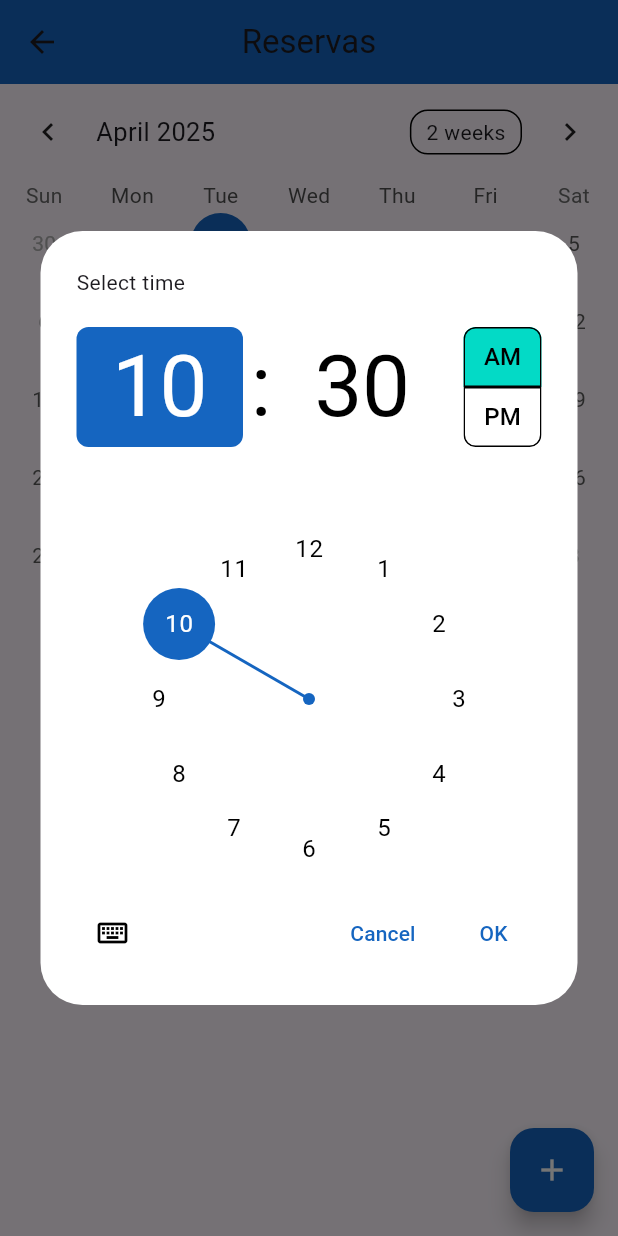
After one commit to CiclosX/AutoPark_AppMovil, a Flutter app: the ReservasScreen screen opened directly, after a tap on the "add" icon, on a phone screen of 412 x 824 dp. The commit adds this screen. Run offline on Flutter 3.47's test engine with Material 3 defaults, Android fonts, the light colour scheme and no system bars; drawn by our look-alikes of table_calendar; our stand-ins replace cloud_firestore, firebase_core, firebase_database; accounts and stored records are empty.

Commit message:
Reservas

```diff
--- a/lib/screens/floor_overview_screen.dart
+++ b/lib/screens/floor_overview_screen.dart
@@ -116,8 +116,7 @@ class _FloorOverviewScreenState extends State<FloorOverviewScreen> {
       Navigator.push(
         context,
         MaterialPageRoute(
-          builder: (context) => const ParkingOverviewScreen(
-          ),
+          builder: (context) => const ParkingOverviewScreen(),
         ),
       );
     } else {
--- /dev/null
+++ b/lib/screens/reservas_screen.dart
@@ -0,0 +1,292 @@
+import 'package:flutter/material.dart';
+import 'package:table_calendar/table_calendar.dart';
+import 'package:cloud_firestore/cloud_firestore.dart';
+import 'package:firebase_core/firebase_core.dart';
+import 'package:intl/intl.dart';
+
+void main() async {
+  WidgetsFlutterBinding.ensureInitialized();
+  await Firebase.initializeApp();
+  runApp(const MaterialApp(home: ReservasScreen()));
+}
+
+class ReservasScreen extends StatefulWidget {
+  const ReservasScreen({super.key});
+
+  @override
+  _ReservasScreenState createState() => _ReservasScreenState();
+}
+
+class _ReservasScreenState extends State<ReservasScreen> {
+  DateTime _selectedDay = DateTime.now();
+  DateTime _focusedDay = DateTime.now();
+  CalendarFormat _calendarFormat = CalendarFormat.month;
+  final FirebaseFirestore _firestore = FirebaseFirestore.instance;
+  bool _isLoading = true;
+  Map<DateTime, List<Map<String, dynamic>>> _reservations = {};
+
+  @override
+  void initState() {
+    super.initState();
+    _loadReservations();
+  }
+
+  Future<void> _loadReservations() async {
+    try {
+      final QuerySnapshot snapshot = await _firestore.collection('reservas').get();
+
+      final tempReservations = <DateTime, List<Map<String, dynamic>>>{};
+
+      for (var doc in snapshot.docs) {
+        final data = doc.data() as Map<String, dynamic>;
+        final fecha = (data['fecha'] as Timestamp).toDate();
+        final normalizedDate = DateTime(fecha.year, fecha.month, fecha.day);
+
+        if (!tempReservations.containsKey(normalizedDate)) {
+          tempReservations[normalizedDate] = [];
+        }
+
+        tempReservations[normalizedDate]!.add({
+          'id': doc.id,
+          'fechaStr': data['fechaStr'],
+          'hora': data['hora'],
+          'timestamp': fecha,
+        });
+      }
+
+      setState(() {
+        _reservations = tempReservations;
+        _isLoading = false;
+      });
+    } catch (e) {
+      debugPrint('Error loading reservations: $e');
+      ScaffoldMessenger.of(context).showSnackBar(
+        const SnackBar(content: Text('Error al cargar reservas')),
+      );
+      setState(() => _isLoading = false);
+    }
+  }
+
+  @override
+  Widget build(BuildContext context) {
+    if (_isLoading) {
+      return const Scaffold(
+        body: Center(child: CircularProgressIndicator()),
+      );
+    }
+
+    return Scaffold(
+      appBar: AppBar(
+        title: const Text('Reservas'),
+        centerTitle: true,
+        backgroundColor: Colors.blue[800],
+      ),
+      body: Column(
+        children: [
+          TableCalendar(
+            firstDay: DateTime.now().subtract(const Duration(days: 365)),
+            lastDay: DateTime.now().add(const Duration(days: 365)),
+            focusedDay: _focusedDay,
+            calendarFormat: _calendarFormat,
+            onFormatChanged: (format) {
+              setState(() => _calendarFormat = format);
+            },
+            selectedDayPredicate: (day) => isSameDay(_selectedDay, day),
+            onDaySelected: (selectedDay, focusedDay) {
+              if (!isSameDay(_selectedDay, selectedDay)) {
+                setState(() {
+                  _selectedDay = selectedDay;
+                  _focusedDay = focusedDay;
+                });
+              }
+            },
+            calendarStyle: CalendarStyle(
+              todayDecoration: BoxDecoration(
+                color: Colors.blueAccent,
+                shape: BoxShape.circle,
+              ),
+              selectedDecoration: BoxDecoration(
+                color: Colors.blue[800],
+                shape: BoxShape.circle,
+              ),
+              markerDecoration: BoxDecoration(
+                color: Colors.red,
+                shape: BoxShape.circle,
+              ),
+            ),
+            eventLoader: (day) {
+              return _reservations[day]?.map((r) => r['hora'] ?? '').toList() ?? [];
+            },
+          ),
+          const SizedBox(height: 16),
+          Expanded(
+            child: _buildReservationList(),
+          ),
+        ],
+      ),
+      floatingActionButton: FloatingActionButton(
+        onPressed: () => _showTimePicker(context),
+        backgroundColor: Colors.blue[800],
+        child: const Icon(Icons.add, color: Colors.white),
+      ),
+    );
+  }
+
+  Widget _buildReservationList() {
+    final normalizedDate = DateTime(_selectedDay.year, _selectedDay.month, _selectedDay.day);
+    final reservations = _reservations[normalizedDate] ?? [];
+
+    if (reservations.isEmpty) {
+      return const Center(
+        child: Text(
+          'No hay reservas para este día',
+          style: TextStyle(fontSize: 18, color: Colors.grey),
+        ),
+      );
+    }
+
+    // Ordenar por hora
+    reservations.sort((a, b) => a['timestamp'].compareTo(b['timestamp']));
+
+    return ListView.builder(
+      itemCount: reservations.length,
+      itemBuilder: (context, index) => Card(
+        margin: const EdgeInsets.symmetric(horizontal: 16, vertical: 8),
+        elevation: 3,
+        child: ListTile(
+          title: Column(
+            crossAxisAlignment: CrossAxisAlignment.start,
+            children: [
+              Text(
+                'Fecha: ${reservations[index]['fechaStr']}',
+                style: const TextStyle(fontSize: 16),
+              ),
+              const SizedBox(height: 4),
+              Text(
+                'Hora: ${reservations[index]['hora']}',
+                style: const TextStyle(fontSize: 16),
+              ),
+            ],
+          ),
+          trailing: IconButton(
+            icon: const Icon(Icons.delete, color: Colors.red),
+            onPressed: () => _confirmDeleteReservation(reservations[index]['id']),
+          ),
+        ),
+      ),
+    );
+  }
+
+  Future<void> _showTimePicker(BuildContext context) async {
+    final TimeOfDay? pickedTime = await showTimePicker(
+      context: context,
+      initialTime: TimeOfDay.now(),
+      builder: (context, child) {
+        return Theme(
+          data: Theme.of(context).copyWith(
+            colorScheme: ColorScheme.light(
+              primary: Colors.blue[800]!,
+            ),
+          ),
+          child: child!,
+        );
+      },
+    );
+
+    if (pickedTime != null) {
+      _addReservation(pickedTime);
+    }
+  }
+
+  Future<void> _addReservation(TimeOfDay time) async {
+    try {
+      final hora = _formatTimeOfDay(time);
+      final fechaStr = '${_selectedDay.day} de ${_getMonthName(_selectedDay.month)} de ${_selectedDay.year}';
+
+      // Creamos DateTime con la hora seleccionada
+      final fechaCompleta = DateTime(
+        _selectedDay.year,
+        _selectedDay.month,
+        _selectedDay.day,
+        time.hour,
+        time.minute,
+      );
+
+      // Agregar a Firestore
+      await _firestore.collection('reservas').add({
+        'fecha': Timestamp.fromDate(fechaCompleta),
+        'fechaStr': fechaStr,
+        'hora': hora,
+        'timestamp': fechaCompleta,
+      });
+
+      // Actualizar UI
+      _loadReservations();
+
+      ScaffoldMessenger.of(context).showSnackBar(
+        SnackBar(content: Text('Reserva agregada: $hora')),
+      );
+    } catch (e) {
+      debugPrint('Error adding reservation: $e');
+      ScaffoldMessenger.of(context).showSnackBar(
+        const SnackBar(content: Text('Error al agregar reserva')),
+      );
+    }
+  }
+
+  Future<void> _confirmDeleteReservation(String docId) async {
+    showDialog(
+      context: context,
+      builder: (context) => AlertDialog(
+        title: const Text('Confirmar'),
+        content: const Text('¿Eliminar esta reserva?'),
+        actions: [
+          TextButton(
+            onPressed: () => Navigator.pop(context),
+            child: const Text('Cancelar'),
+          ),
+          ElevatedButton(
+            onPressed: () async {
+              await _deleteReservation(docId);
+              Navigator.pop(context);
+            },
+            style: ElevatedButton.styleFrom(
+              backgroundColor: Colors.red,
+            ),
+            child: const Text('Eliminar'),
+          ),
+        ],
+      ),
+    );
+  }
+
+  Future<void> _deleteReservation(String docId) async {
+    try {
+      await _firestore.collection('reservas').doc(docId).delete();
+      _loadReservations();
+      ScaffoldMessenger.of(context).showSnackBar(
+        const SnackBar(content: Text('Reserva eliminada')),
+      );
+    } catch (e) {
+      debugPrint('Error deleting reservation: $e');
+      ScaffoldMessenger.of(context).showSnackBar(
+        const SnackBar(content: Text('Error al eliminar reserva')),
+      );
+    }
+  }
+
+  String _formatTimeOfDay(TimeOfDay time) {
+    final hour = time.hourOfPeriod;
+    final minute = time.minute.toString().padLeft(2, '0');
+    final period = time.period == DayPeriod.am ? 'a. m.' : 'p. m.';
+    return '$hour:$minute $period';
+  }
+
+  String _getMonthName(int month) {
+    const months = [
+      'enero', 'febrero', 'marzo', 'abril', 'mayo', 'junio',
+      'julio', 'agosto', 'septiembre', 'octubre', 'noviembre', 'diciembre'
+    ];
+    return months[month - 1];
+  }
+}
--- a/pubspec.yaml
+++ b/pubspec.yaml
@@ -13,8 +13,10 @@ dependencies:
   cloud_firestore: ^5.6.5
   firebase_auth: ^5.5.1
   provider: ^6.0.0
-  firebase_database : ^11.3.4
+  firebase_database: ^11.3.4
   intl: ^0.18.0
+  table_calendar: ^3.0.0
+  shared_preferences: ^2.2.2
 
 dev_dependencies:
   flutter_test:
```
Also changed, not shown: lib/screens/home_screens.dart (+32 -22 lines), lib/screens/parking_screen.dart (+46 -9 lines), pubspec.lock, 4 other files.
